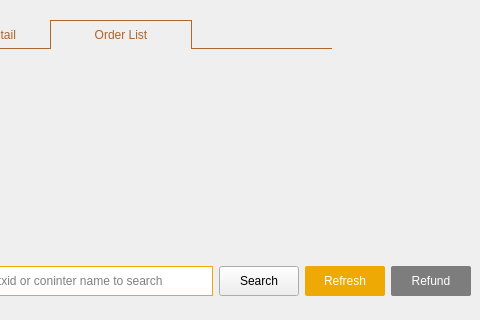
The window that src/qt/forms/masternodelist.ui (MassGrid/MassGrid) describes before a commit, drawn with Qt 5; both pictures show x 370 to 850 and y 0 to 320 of the 850 by 514 pixel window.
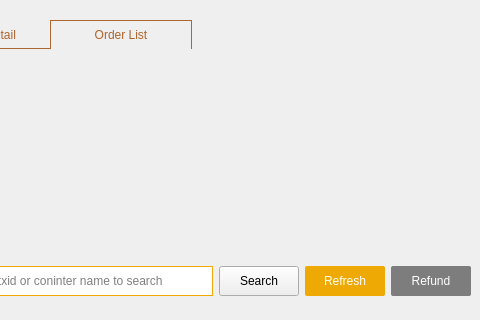
The same window after the commit. The open tabs and pages were chosen to show the change.

```diff
--- a/src/qt/forms/masternodelist.ui
+++ b/src/qt/forms/masternodelist.ui
@@ -746,11 +746,6 @@
          </item>
         </layout>
        </widget>
-       <widget class="QWidget" name="tab_3">
-        <attribute name="title">
-         <string/>
-        </attribute>
-       </widget>
       </widget>
      </item>
     </layout>
```
Left out of the diff: 2 changed lines with no effect on the pictures.
